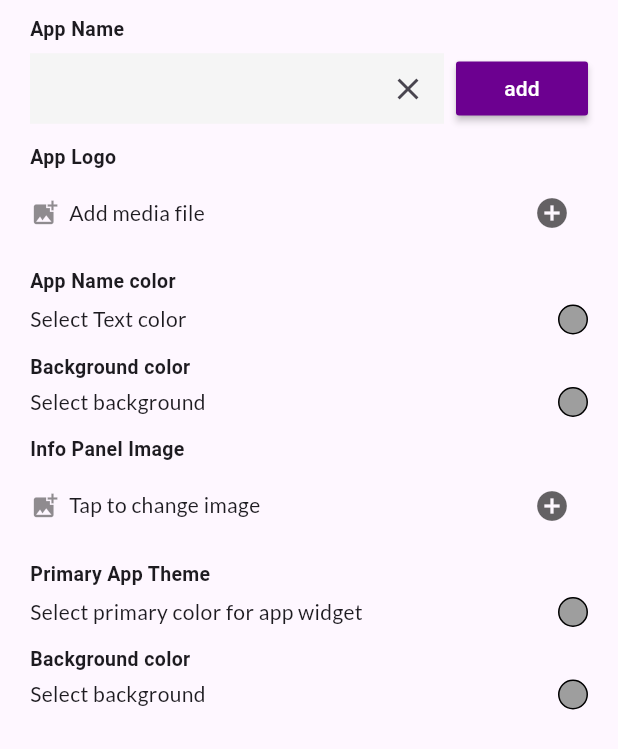
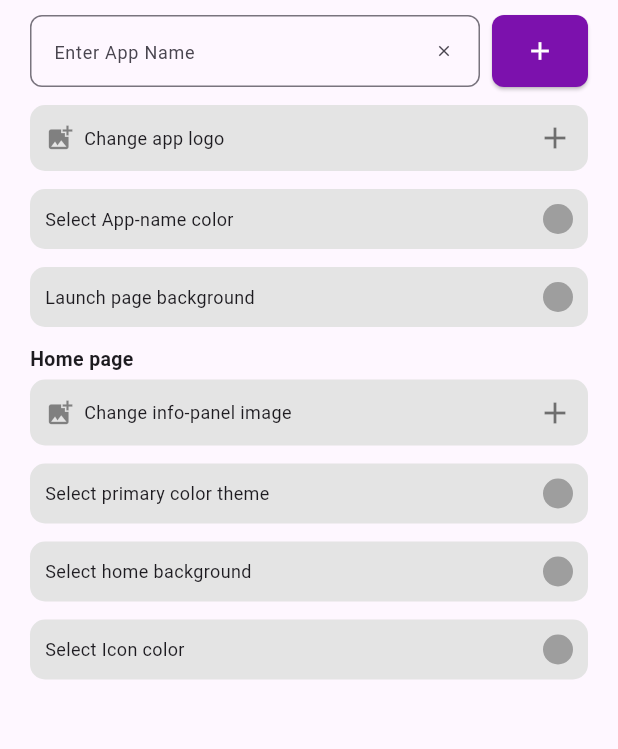
Before and after one commit to Wayne-2/Regentspace, a Flutter app: the EditableSection widget shown alone on an empty page, opened directly with empty values, on a phone screen of 412 x 824 dp. Shown: the top 749 px of the screen. Run offline on Flutter 3.47's test engine with Material 3 defaults, Android fonts, the phone set to English and light mode, and no system bars; our stand-ins replace fl_chart, flutter_colorpicker, flutter_svg, google_fonts, image_picker, loading_animation_widget.

Commit message:
canva page setup

```diff
--- a/lib/core/src/canva/canva.dart
+++ b/lib/core/src/canva/canva.dart
@@ -22,7 +22,7 @@ class _RegentcanvaState extends State<Regentcanva> {
   Color appNameColor = const Color.fromARGB(204, 0, 0, 0);
   Color primaryapptheme = const Color.fromARGB(255, 250, 182, 144);
   Color homePagebgColor = const Color.fromARGB(255, 255, 247, 234);
-
+  Color iconthemeColor = const Color.fromARGB(204, 0, 0, 0);
   // image pickers
   Future _pickImage() async {
     final path = await pickImageFromGallery();
@@ -60,6 +60,11 @@ class _RegentcanvaState extends State<Regentcanva> {
         pickerColor: homePagebgColor,
         onColorChanged: (c) => setState(() => homePagebgColor = c),
       );
+  void _iconcolor() => showColorPickerDialog(
+        context,
+        pickerColor: iconthemeColor,
+        onColorChanged: (c) => setState(() => iconthemeColor = c),
+      );
 
   @override
   Widget build(BuildContext context) {
@@ -68,7 +73,12 @@ class _RegentcanvaState extends State<Regentcanva> {
       appBar: buildAppBarMenu(),
       body: Column(
         children: [
-          PreviewSection(
+          Flexible(
+          flex: 7, // 6 out of 10 → 60%
+          child: Container(
+            width: double.infinity,
+            padding: const EdgeInsets.symmetric(vertical: 5),
+            child:  PreviewSection(
             appName: appName,
             myColor: myColor,
             appNameColor: appNameColor,
@@ -76,21 +86,29 @@ class _RegentcanvaState extends State<Regentcanva> {
             selectedBgImagePath: _selectedBgImagePath,
             primaryapptheme: primaryapptheme,
             homePagebgColor: homePagebgColor,
+            iconthemeColor: iconthemeColor
           ),
-          Expanded(
+          ),
+        ),
+
+          Flexible(
+          flex: 3, // 4 out of 10 → 40%
           child: EditableSection(
             textEditingController: _textEditingController,
-              onAppNameChanged: () => setState(() => appName = _textEditingController.text),
+            onAppNameChanged: () =>
+                setState(() => appName = _textEditingController.text),
             onPickImage: _pickImage,
             onPickBgImage: _pickDashbImage,
             onPickAppNameColor: _appNameColorPicker,
             onPickBackgroundColor: _showColorPicker,
             onPickPrimaryTheme: _primaryAppTheme,
             onPickHomeBgColor: _homePageBgColor,
+            onPickIconThemeColor:_iconcolor,
             appNameColor: appNameColor,
             myColor: myColor,
             primaryapptheme: primaryapptheme,
             homePagebgColor: homePagebgColor,
+            iconthemeColor: iconthemeColor,
           ),
         ),
 
--- a/lib/core/src/canva/templates/finances_template.dart
+++ b/lib/core/src/canva/templates/finances_template.dart
@@ -1,5 +1,4 @@
 import 'package:flutter/material.dart';
-import 'package:newregentspace/core/src/canva/canva.dart';
 import 'package:newregentspace/core/src/canva/widgets/usageinfo.dart';
 
 class FinancesTemplate extends StatelessWidget {
--- a/lib/core/src/canva/templates/home_page_template.dart
+++ b/lib/core/src/canva/templates/home_page_template.dart
@@ -8,10 +8,12 @@ class HomePageTemplate extends StatelessWidget {
   const HomePageTemplate({
     super.key,
     required this.primaryapptheme,
+    required this.iconthemeColor,
     required String? selectedBgImagePath,
   }) : _selectedBgImagePath = selectedBgImagePath;
 
   final Color primaryapptheme;
+  final Color iconthemeColor;
   final String? _selectedBgImagePath;
 
   @override
@@ -58,11 +60,11 @@ class HomePageTemplate extends StatelessWidget {
                     ),
                     child: Row(
                       children: [
-                        Icon(Icons.add_circle, size: 8),
+                        Icon(Icons.add_circle, size: 8,color: iconthemeColor),
                         SizedBox(width: 4),
                         Text(
                           "Add Money",
-                          style: TextStyle(fontSize: 10),
+                          style: TextStyle(fontSize: 10, color: iconthemeColor),
                         ),
                       ],
                     ),
@@ -193,41 +195,49 @@ class HomePageTemplate extends StatelessWidget {
               children: [
                 Icontabs(
                   icon: Icons.phone_android,
+                  color: iconthemeColor,
                   label: 'Airtime',
                   themecolor: primaryapptheme,
                 ),
                 Icontabs(
                   icon: Icons.wifi,
+                  color: iconthemeColor,
                   label: 'data',
                   themecolor: primaryapptheme,
                 ),
                 Icontabs(
                   icon: Icons.bolt,
+                  color: iconthemeColor,
                   label: 'electric',
                   themecolor: primaryapptheme,
                 ),
                 Icontabs(
                   icon: Icons.tv,
+                  color: iconthemeColor,
                   label: 'Cable',
                   themecolor: primaryapptheme,
                 ),
                 Icontabs(
                   icon: Icons.sports_soccer,
+                  color: iconthemeColor,
                   label: 'Betting',
                   themecolor: primaryapptheme,
                 ),
                 Icontabs(
                   icon: Icons.flight,
+                  color: iconthemeColor,
                   label: 'Flight',
                   themecolor: primaryapptheme,
                 ),
                 Icontabs(
                   icon: Icons.shopping_cart,
+                  color: iconthemeColor,
                   label: 'Shop',
                   themecolor: primaryapptheme,
                 ),
                 Icontabs(
                   icon: Icons.generating_tokens,
+                  color: iconthemeColor,
                   label: 'Results',
                   themecolor: primaryapptheme,
                 ),
--- a/lib/core/src/canva/templates/settings_template.dart
+++ b/lib/core/src/canva/templates/settings_template.dart
@@ -1,5 +1,4 @@
 import 'package:flutter/cupertino.dart';
-import 'package:newregentspace/core/src/canva/canva.dart';
 import 'package:newregentspace/core/src/canva/widgets/profile_option_new_tile.dart';
 
 class SettingsTemplate extends StatelessWidget {
@@ -68,17 +67,6 @@ class SettingsTemplate extends StatelessWidget {
                     SizedBox(height: 3),
 
                     ProfileOptionNewTile(
-                      title: 'Support',
-                      leading: Image.asset(
-                        'images/support.png',
-                        width: 10,
-                        height: 10,                ),
-                      onTap: () {},
-                    ),
-
-                    SizedBox(height: 3),
-
-                    ProfileOptionNewTile(
                       title: 'About Us',
                       leading: Image.asset(
                         'assets/images/aboutus.png',
@@ -94,18 +82,6 @@ class SettingsTemplate extends StatelessWidget {
                       title: 'FAQs',
                       leading: Image.asset(
                         'assets/images/FAQs.png',
-                        width: 10,
-                        height: 10,
-                      ),
-                      onTap: () {},
-                    ),
-
-                    SizedBox(height: 3),
-
-                    ProfileOptionNewTile(
-                      title: 'Privacy Policy',
-                      leading: Image.asset(
-                        'images/privacypolicy.png',
                         width: 10,
                         height: 10,
                       ),
--- a/lib/core/src/canva/widgets/editable_section.dart
+++ b/lib/core/src/canva/widgets/editable_section.dart
@@ -1,6 +1,4 @@
-// import 'dart:io';
 import 'package:flutter/material.dart';
-import 'package:google_fonts/google_fonts.dart';
 
 class EditableSection extends StatelessWidget {
   final TextEditingController textEditingController;
@@ -11,11 +9,12 @@ class EditableSection extends StatelessWidget {
   final VoidCallback onPickPrimaryTheme;
   final VoidCallback onPickHomeBgColor;
   final VoidCallback onAppNameChanged;
-
+  final VoidCallback onPickIconThemeColor;
   final Color appNameColor;
   final Color myColor;
   final Color primaryapptheme;
   final Color homePagebgColor;
+  final Color iconthemeColor;
 
   const EditableSection({
     super.key,
@@ -31,6 +30,8 @@ class EditableSection extends StatelessWidget {
     required this.myColor,
     required this.primaryapptheme,
     required this.homePagebgColor,
+    required this.onPickIconThemeColor,
+    required this.iconthemeColor,
   });
 
   @override
@@ -39,48 +40,54 @@ class EditableSection extends StatelessWidget {
       padding: const EdgeInsets.symmetric(horizontal: 20.0, vertical: 10.0),
       child: ListView(
         children: [
-          // App Name Input
-          const Text('App Name',
-              style: TextStyle(fontWeight: FontWeight.w600, fontSize: 13)),
-          const SizedBox(height: 6),
              Row(
                children: [
+                 // Text input field
                  Expanded(
-                child: Container(
-                  height: 47,
-                  color: const Color.fromRGBO(245, 245, 245, 1),
                    child: TextField(
                     controller: textEditingController,
                      decoration: InputDecoration(
-                      border: const OutlineInputBorder(
-                          borderSide: BorderSide.none),
+                       hintText: 'Enter App Name',
+                       hintStyle: TextStyle(fontSize: 12),
+                       contentPadding:
+                           const EdgeInsets.symmetric(horizontal: 12, vertical: 5),
+                       border: OutlineInputBorder(
+                         borderRadius: BorderRadius.circular(8),
+                       ),
                        suffixIcon: IconButton(
                         onPressed: () => textEditingController.clear(),
-                        icon: const Icon(Icons.clear),
-                      ),
-                    ),
-                    style: GoogleFonts.lato(fontSize: 14),
+                        icon: const Icon(Icons.clear, size: 12),
                       ),
                      ),
                    ),
+                 ),
+
                  const SizedBox(width: 8),
-              MaterialButton(
+
+                 // Add button
+                 ElevatedButton(
                    onPressed: onAppNameChanged,
-                color: const Color.fromRGBO(108, 0, 144, 1),
-                child: const Text(
-                  'add',
-                  style: TextStyle(color: Colors.white, fontSize: 14),
+                   style: ElevatedButton.styleFrom(
+                    backgroundColor: const Color.fromARGB(255, 124, 17, 173),
+                     padding: const EdgeInsets.all(14),
+                     shape: RoundedRectangleBorder(
+                       borderRadius: BorderRadius.circular(8),
                      ),
+                   ),
+                   child: const Icon(Icons.add, size: 20, color:Colors.white),
                  ),
                ],
               ),
           const SizedBox(height: 12),
-
-          // App Logo Picker
-          const Text('App Logo',
-              style: TextStyle(fontWeight: FontWeight.w600, fontSize: 13)),
-          const SizedBox(height: 4),
-          Row(
+          GestureDetector(
+            onTap:onPickImage,
+            child: Container(
+              padding: EdgeInsets.all(10),
+              decoration: BoxDecoration(
+                color: const Color.fromARGB(255, 228, 228, 228),
+                borderRadius: BorderRadius.circular(10)
+              ),
+              child: Row(
                 mainAxisAlignment: MainAxisAlignment.spaceBetween,
                 children: [
                   Row(
@@ -88,71 +95,83 @@ class EditableSection extends StatelessWidget {
                       const Icon(Icons.add_photo_alternate,
                           color: Color.fromARGB(115, 7, 7, 7), size: 20),
                       const SizedBox(width: 6),
-                  Text('Add media file', style: GoogleFonts.lato(fontSize: 14)),
+                      Text('Change app logo', style: TextStyle(fontSize: 12)),
                     ],
                   ),
-              IconButton(
-                icon: const Icon(Icons.add_circle),
-                color: const Color.fromARGB(160, 8, 8, 8),
-                onPressed: onPickImage,
+                  Icon(
+                    Icons.add,
+                    color: const Color.fromARGB(159, 39, 39, 39),
                   ),
                 ],
               ),
+            ),
+          ),
           const SizedBox(height: 12),
 
-          // App Name Color Picker
-          const Text('App Name color',
-              style: TextStyle(fontWeight: FontWeight.w600, fontSize: 13)),
-          const SizedBox(height: 6),
-          Row(
-            mainAxisAlignment: MainAxisAlignment.spaceBetween,
-            children: [
-              Text('Select Text color', style: GoogleFonts.lato(fontSize: 14)),
           GestureDetector(
             onTap: onPickAppNameColor,
             child: Container(
+              padding: EdgeInsets.all(10),
+                decoration: BoxDecoration(
+                  color: const Color.fromARGB(255, 228, 228, 228),
+                  borderRadius: BorderRadius.circular(10)
+                ),
+              child: Row(
+                mainAxisAlignment: MainAxisAlignment.spaceBetween,
+                children: [
+                  Text('Select App-name color', style: TextStyle(fontSize: 12)),
+                  Container(
                     width: 20,
                     height: 20,
                     decoration: BoxDecoration(
                       color: appNameColor,
                       borderRadius: BorderRadius.circular(40),
-                    border: Border.all(color: Colors.black, width: 1),
-                  ),
                     ),
                   ),
                 ],
               ),
+            ),
+          ),
           const SizedBox(height: 12),
-
-          // Background Color Picker
-          const Text('Background color',
-              style: TextStyle(fontWeight: FontWeight.w600, fontSize: 13)),
-          const SizedBox(height: 4),
-          Row(
-            mainAxisAlignment: MainAxisAlignment.spaceBetween,
-            children: [
-              Text('Select background', style: GoogleFonts.lato(fontSize: 14)),
           GestureDetector(
             onTap: onPickBackgroundColor,
             child: Container(
+              padding: EdgeInsets.all(10),
+                decoration: BoxDecoration(
+                  color: const Color.fromARGB(255, 228, 228, 228),
+                  borderRadius: BorderRadius.circular(10)
+                ),
+              child: Row(
+                mainAxisAlignment: MainAxisAlignment.spaceBetween,
+                children: [
+                  Text('Launch page background', style: TextStyle(fontSize: 12)),
+                  Container(
                     width: 20,
                     height: 20,
                     decoration: BoxDecoration(
                       color: myColor,
                       borderRadius: BorderRadius.circular(40),
-                    border: Border.all(color: Colors.black, width: 1),
-                  ),
                     ),
                   ),
                 ],
               ),
+            ),
+          ),
           const SizedBox(height: 12),
 
           // Dashboard Image Picker
-          const Text('Info Panel Image',
+          const Text('Home page',
               style: TextStyle(fontWeight: FontWeight.w600, fontSize: 13)),
           const SizedBox(height: 4),
-          Row(
+          GestureDetector(
+            onTap:onPickBgImage,
+            child: Container(
+              padding: EdgeInsets.all(10),
+              decoration: BoxDecoration(
+                color: const Color.fromARGB(255, 228, 228, 228),
+                borderRadius: BorderRadius.circular(10)
+              ),
+              child: Row(
                 mainAxisAlignment: MainAxisAlignment.spaceBetween,
                 children: [
                   Row(
@@ -160,63 +179,92 @@ class EditableSection extends StatelessWidget {
                       const Icon(Icons.add_photo_alternate,
                           color: Color.fromARGB(115, 7, 7, 7), size: 20),
                       const SizedBox(width: 6),
-                  Text('Tap to change image', style: GoogleFonts.lato(fontSize: 14)),
+                      Text('Change info-panel image', style: TextStyle(fontSize: 12)),
                     ],
                   ),
-              IconButton(
-                icon: const Icon(Icons.add_circle),
-                color: const Color.fromARGB(160, 8, 8, 8),
-                onPressed: onPickBgImage,
+                  Icon(
+                    Icons.add,
+                    color: const Color.fromARGB(159, 39, 39, 39),
                   ),
                 ],
               ),
+            ),
+          ),
           const SizedBox(height: 12),
 
-          // Primary App Theme Color Picker
-          const Text('Primary App Theme',
-              style: TextStyle(fontWeight: FontWeight.w600, fontSize: 13)),
-          const SizedBox(height: 6),
-          Row(
+          GestureDetector(
+            onTap:onPickPrimaryTheme,
+            child: Container(
+              padding: EdgeInsets.all(10),
+              decoration: BoxDecoration(
+                color: const Color.fromARGB(255, 228, 228, 228),
+                borderRadius: BorderRadius.circular(10)
+              ),
+              child: Row(
                 mainAxisAlignment: MainAxisAlignment.spaceBetween,
                 children: [
-              Text('Select primary color for app widget', style: GoogleFonts.lato(fontSize: 14)),
-              GestureDetector(
-                onTap: onPickPrimaryTheme,
-                child: Container(
+                  Text('Select primary color theme', style: TextStyle(fontSize: 12)),
+                  Container(
                     width: 20,
                     height: 20,
                     decoration: BoxDecoration(
                       color: primaryapptheme,
                       borderRadius: BorderRadius.circular(40),
-                    border: Border.all(color: Colors.black, width: 1),
-                  ),
                     ),
                   ),
                 ],
               ),
+            ),
+          ),
           const SizedBox(height: 12),
-
-          // Home Page Background Color Picker
-          const Text('Background color',
-              style: TextStyle(fontWeight: FontWeight.w600, fontSize: 13)),
-          const SizedBox(height: 4),
-          Row(
-            mainAxisAlignment: MainAxisAlignment.spaceBetween,
-            children: [
-              Text('Select background', style: GoogleFonts.lato(fontSize: 14)),
           GestureDetector(
             onTap: onPickHomeBgColor,
             child: Container(
+              padding: EdgeInsets.all(10),
+              decoration: BoxDecoration(
+                color: const Color.fromARGB(255, 228, 228, 228),
+                borderRadius: BorderRadius.circular(10)
+              ),
+              child: Row(
+                mainAxisAlignment: MainAxisAlignment.spaceBetween,
+                children: [
+                  Text('Select home background', style: TextStyle(fontSize: 12)),
+                  Container(
                     width: 20,
                     height: 20,
                     decoration: BoxDecoration(
                       color: homePagebgColor,
                       borderRadius: BorderRadius.circular(40),
-                    border: Border.all(color: Colors.black, width: 1),
+                    ),
+                  ),
+                ],
               ),
             ),
           ),
+          const SizedBox(height: 12),
+          GestureDetector(
+            onTap: onPickIconThemeColor,
+            child: Container(
+              padding: EdgeInsets.all(10),
+              decoration: BoxDecoration(
+                color: const Color.fromARGB(255, 228, 228, 228),
+                borderRadius: BorderRadius.circular(10)
+              ),
+              child: Row(
+                mainAxisAlignment: MainAxisAlignment.spaceBetween,
+                children: [
+                  Text('Select Icon color', style: TextStyle(fontSize: 12)),
+                  Container(
+                    width: 20,
+                    height: 20,
+                    decoration: BoxDecoration(
+                      color: iconthemeColor,
+                      borderRadius: BorderRadius.circular(40),
+                    ),
+                  ),
                 ],
+              ),
+            ),
           ),
         ],
       ),
--- a/lib/core/src/canva/widgets/icontabs.dart
+++ b/lib/core/src/canva/widgets/icontabs.dart
@@ -6,9 +6,11 @@ class Icontabs extends StatelessWidget {
     required this.icon,
     required this.label,
     required this.themecolor,
+    required this.color
   });
   final IconData icon;
   final Color themecolor;
+  final Color color;
   final String label;
   @override
   Widget build(BuildContext context) {
@@ -23,7 +25,7 @@ class Icontabs extends StatelessWidget {
             border: Border.all(color: Colors.black12, width: 1),
             color: themecolor,
           ),
-          child: Center(child: Icon(icon, size: 10)),
+          child: Center(child: Icon(icon, size: 10, color: color)),
         ),
         SizedBox(height: 4),
         Text(
--- a/lib/core/src/canva/widgets/preview_section.dart
+++ b/lib/core/src/canva/widgets/preview_section.dart
@@ -12,6 +12,7 @@ class PreviewSection extends StatelessWidget {
   final String? selectedBgImagePath;
   final Color primaryapptheme;
   final Color homePagebgColor;
+  final Color iconthemeColor;
 
   const PreviewSection({
     super.key,
@@ -22,6 +23,7 @@ class PreviewSection extends StatelessWidget {
     required this.selectedBgImagePath,
     required this.primaryapptheme,
     required this.homePagebgColor,
+    required this.iconthemeColor,
   });
 
   @override
@@ -72,6 +74,7 @@ class PreviewSection extends StatelessWidget {
             child: HomePageTemplate(
               primaryapptheme: primaryapptheme,
               selectedBgImagePath: selectedBgImagePath,
+              iconthemeColor: iconthemeColor
             ),
           ),
           const SizedBox(width: 20),
```
Lines whose indentation alone changed are shown as unchanged.
